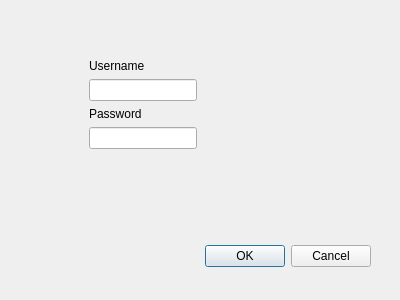
LucidityDesign/passwordManager, file src/ui/newlogindialog.ui: the form before one commit.
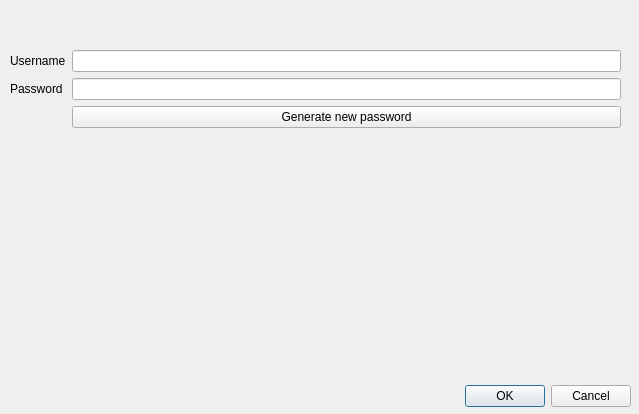
The form after the commit.

Commit message: feat: add password generation functionality in NewLoginDialog

Diff of the .ui file:
```diff
--- a/src/ui/newlogindialog.ui
+++ b/src/ui/newlogindialog.ui
@@ -6,8 +6,8 @@
    <rect>
     <x>0</x>
     <y>0</y>
-    <width>400</width>
-    <height>300</height>
+    <width>639</width>
+    <height>414</height>
    </rect>
   </property>
   <property name="windowTitle">
@@ -16,9 +16,9 @@
   <widget class="QDialogButtonBox" name="buttonBox">
    <property name="geometry">
     <rect>
-     <x>30</x>
-     <y>240</y>
-     <width>341</width>
+     <x>0</x>
+     <y>380</y>
+     <width>631</width>
      <height>32</height>
     </rect>
    </property>
@@ -32,10 +32,10 @@
   <widget class="QWidget" name="formLayoutWidget">
    <property name="geometry">
     <rect>
-     <x>89</x>
-     <y>59</y>
-     <width>291</width>
-     <height>131</height>
+     <x>10</x>
+     <y>50</y>
+     <width>611</width>
+     <height>291</height>
     </rect>
    </property>
    <layout class="QFormLayout" name="formLayout">
@@ -46,19 +46,26 @@
       </property>
      </widget>
     </item>
-    <item row="1" column="0">
+    <item row="0" column="1">
      <widget class="QLineEdit" name="lineEditUsername"/>
     </item>
-    <item row="2" column="0">
+    <item row="1" column="0">
      <widget class="QLabel" name="label_2">
       <property name="text">
        <string>Password</string>
       </property>
      </widget>
     </item>
-    <item row="3" column="0">
+    <item row="1" column="1">
      <widget class="QLineEdit" name="lineEditPassword"/>
     </item>
+    <item row="2" column="1">
+     <widget class="QPushButton" name="newPasswordButton">
+      <property name="text">
+       <string>Generate new password</string>
+      </property>
+     </widget>
+    </item>
    </layout>
   </widget>
  </widget>
```
The commit also changes 5 other files.
